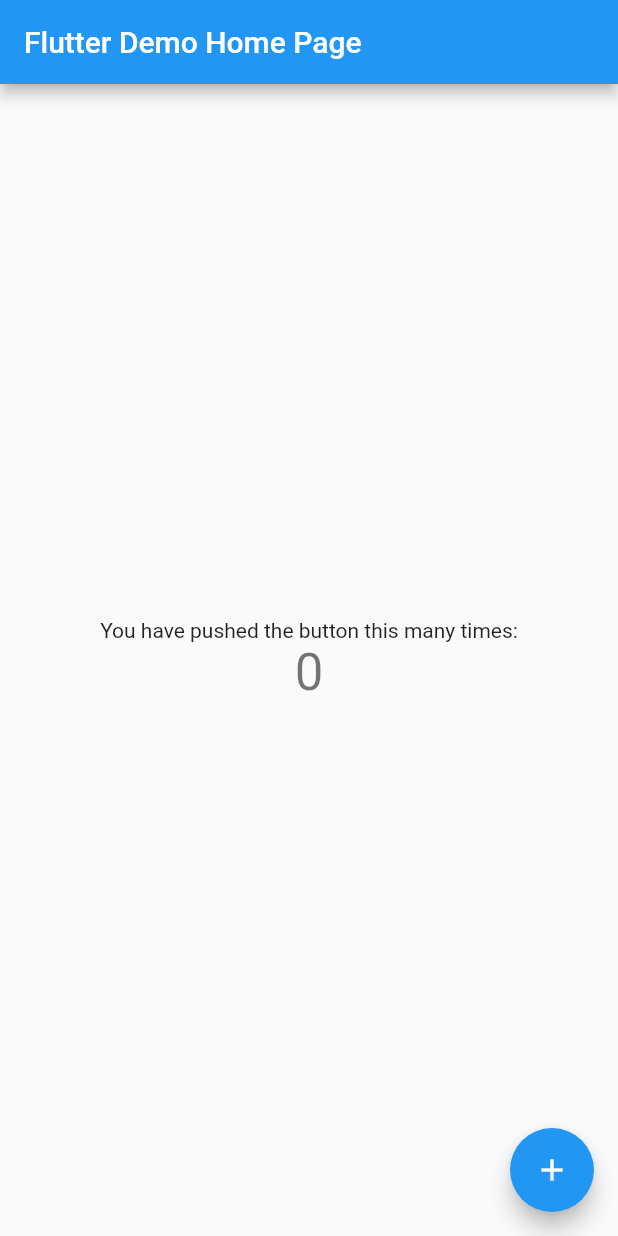
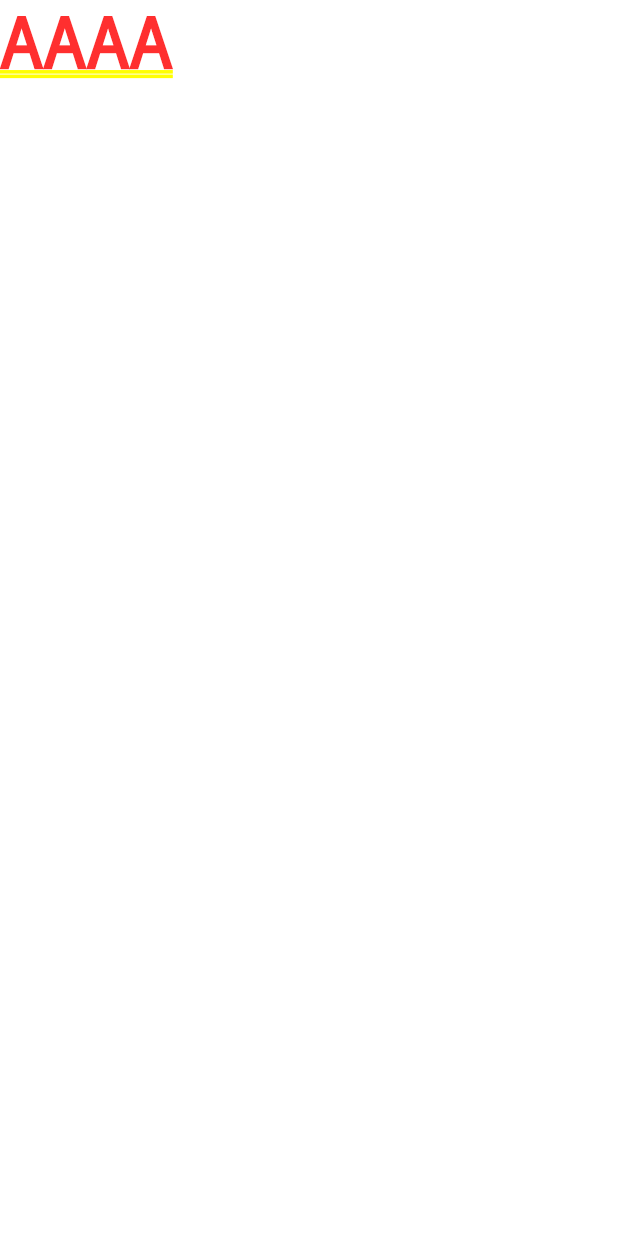
Before and after one commit to bbcbreno/flutter_movie, a Flutter app: the screen it shows after launch, on a phone screen of 412 x 824 dp. Run offline on Flutter 3.47's test engine with Material 2 defaults, Android fonts, the phone set to English and light mode, and no system bars.

Commit message:
Assign mock_movie with main and creates empty Movie Details screen.

```diff
--- a/lib/main.dart
+++ b/lib/main.dart
@@ -1,111 +1,21 @@
 import 'package:flutter/material.dart';
+import 'package:flutter_movie/screens/movie_details_page.dart';
+import 'package:flutter_movie/data/mock_data.dart';
 
 void main() => runApp(MyApp());
 
 class MyApp extends StatelessWidget {
-  // This widget is the root of your application.
   @override
   Widget build(BuildContext context) {
     return MaterialApp(
       title: 'Flutter Demo',
       theme: ThemeData(
-        // This is the theme of your application.
-        //
-        // Try running your application with "flutter run". You'll see the
-        // application has a blue toolbar. Then, without quitting the app, try
-        // changing the primarySwatch below to Colors.green and then invoke
-        // "hot reload" (press "r" in the console where you ran "flutter run",
-        // or simply save your changes to "hot reload" in a Flutter IDE).
-        // Notice that the counter didn't reset back to zero; the application
-        // is not restarted.
         primarySwatch: Colors.blue,
+        accentColor: const Color(0xFFFF5959),
       ),
-      home: MyHomePage(title: 'Flutter Demo Home Page'),
+      home: MovieDetailsPage(
+        movie: mockMovie,
+      ),
     );
   }
 }
-
-class MyHomePage extends StatefulWidget {
-  MyHomePage({Key key, this.title}) : super(key: key);
-
-  // This widget is the home page of your application. It is stateful, meaning
-  // that it has a State object (defined below) that contains fields that affect
-  // how it looks.
-
-  // This class is the configuration for the state. It holds the values (in this
-  // case the title) provided by the parent (in this case the App widget) and
-  // used by the build method of the State. Fields in a Widget subclass are
-  // always marked "final".
-
-  final String title;
-
-  @override
-  _MyHomePageState createState() => _MyHomePageState();
-}
-
-class _MyHomePageState extends State<MyHomePage> {
-  int _counter = 0;
-
-  void _incrementCounter() {
-    setState(() {
-      // This call to setState tells the Flutter framework that something has
-      // changed in this State, which causes it to rerun the build method below
-      // so that the display can reflect the updated values. If we changed
-      // _counter without calling setState(), then the build method would not be
-      // called again, and so nothing would appear to happen.
-      _counter++;
-    });
-  }
-
-  @override
-  Widget build(BuildContext context) {
-    // This method is rerun every time setState is called, for instance as done
-    // by the _incrementCounter method above.
-    //
-    // The Flutter framework has been optimized to make rerunning build methods
-    // fast, so that you can just rebuild anything that needs updating rather
-    // than having to individually change instances of widgets.
-    return Scaffold(
-      appBar: AppBar(
-        // Here we take the value from the MyHomePage object that was created by
-        // the App.build method, and use it to set our appbar title.
-        title: Text(widget.title),
-      ),
-      body: Center(
-        // Center is a layout widget. It takes a single child and positions it
-        // in the middle of the parent.
-        child: Column(
-          // Column is also layout widget. It takes a list of children and
-          // arranges them vertically. By default, it sizes itself to fit its
-          // children horizontally, and tries to be as tall as its parent.
-          //
-          // Invoke "debug painting" (press "p" in the console, choose the
-          // "Toggle Debug Paint" action from the Flutter Inspector in Android
-          // Studio, or the "Toggle Debug Paint" command in Visual Studio Code)
-          // to see the wireframe for each widget.
-          //
-          // Column has various properties to control how it sizes itself and
-          // how it positions its children. Here we use mainAxisAlignment to
-          // center the children vertically; the main axis here is the vertical
-          // axis because Columns are vertical (the cross axis would be
-          // horizontal).
-          mainAxisAlignment: MainAxisAlignment.center,
-          children: <Widget>[
-            Text(
-              'You have pushed the button this many times:',
-            ),
-            Text(
-              '$_counter',
-              style: Theme.of(context).textTheme.display1,
-            ),
-          ],
-        ),
-      ),
-      floatingActionButton: FloatingActionButton(
-        onPressed: _incrementCounter,
-        tooltip: 'Increment',
-        child: Icon(Icons.add),
-      ), // This trailing comma makes auto-formatting nicer for build methods.
-    );
-  }
-}
--- /dev/null
+++ b/lib/screens/movie_details_page.dart
@@ -0,0 +1,14 @@
+import 'package:flutter/material.dart';
+import 'package:flutter_movie/data/movie.dart';
+
+class MovieDetailsPage extends StatelessWidget {
+  MovieDetailsPage({@required this.movie});
+  final Movie movie;
+
+  @override
+  Widget build(BuildContext context) {
+    return Container(
+      child: Text('AAAA'),
+    );
+  }
+}
```
